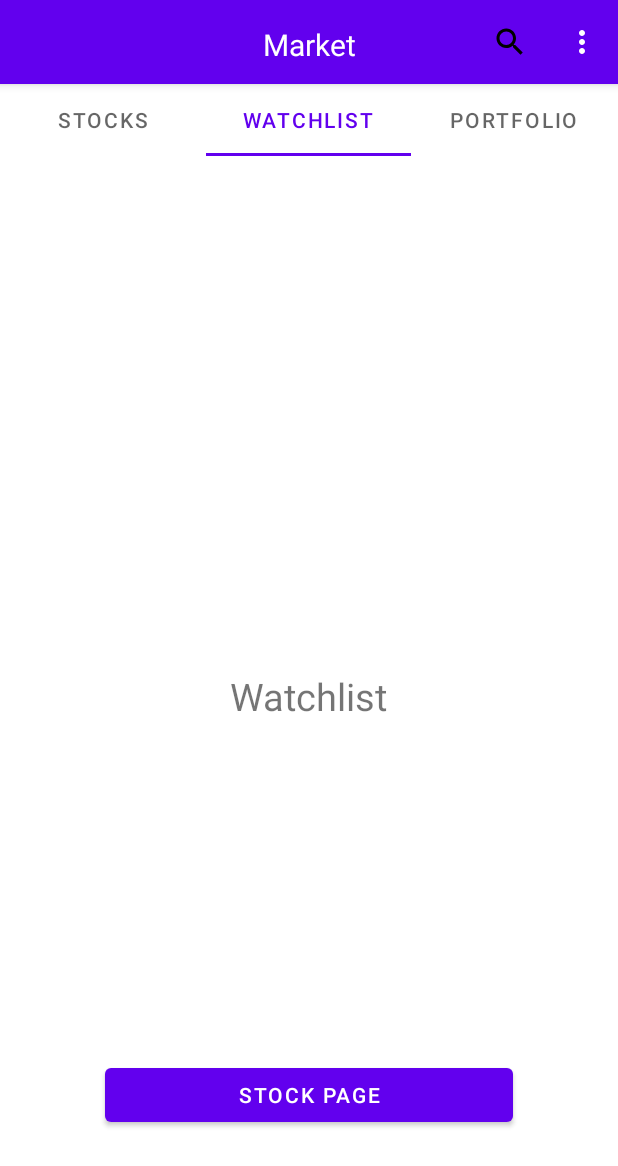
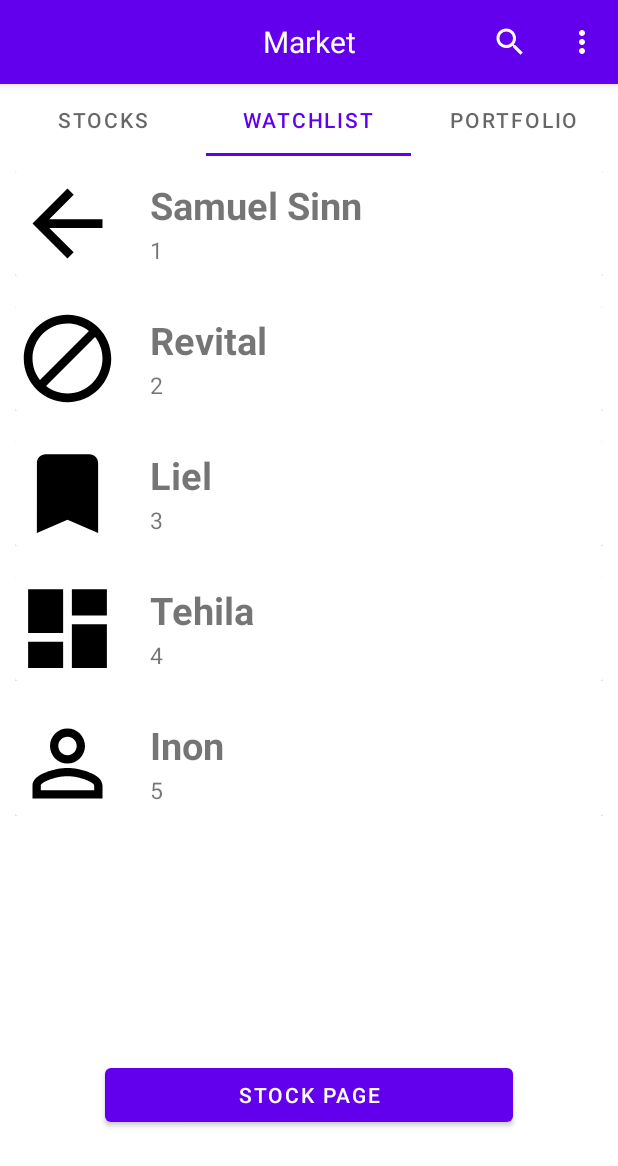
Before and after one commit to Inon-Sinn/Tradoid, an Android app: the Stock screen opened directly, with no data from a screen before it, tab 2 chosen, on a phone screen of 412 x 824 dp. Shown: the top 1166 px of the screen. Run offline under Robolectric (Android 15) with nearby library versions, the phone set to English and light mode, and no system bars.

Commit message:
Foundation: Stock Market - Search Bar finished

```diff
--- a/app/src/main/java/com/example/tradoid/Adapters/TabsAdapter.java
+++ b/app/src/main/java/com/example/tradoid/Adapters/TabsAdapter.java
@@ -20,8 +20,6 @@ public class TabsAdapter extends FragmentStateAdapter {
     @Override
     public Fragment createFragment(int position) {
         switch (position){
-            case 0:
-                return new Stock();
             case 1:
                 return new Watchlist();
             case 2:
--- a/app/src/main/java/com/example/tradoid/Data_handling/Data_Layer.java
+++ b/app/src/main/java/com/example/tradoid/Data_handling/Data_Layer.java
@@ -9,15 +9,44 @@ import com.example.tradoid.R;
 import java.util.ArrayList;
 import java.util.Collections;
 import java.util.List;
+import java.util.Locale;
 import java.util.Random;
 
 // This class implements all calls to the Database
 public class Data_Layer {
 
-    public List<example_Item> example_list = new ArrayList<>();
-    List<example_Item> shuffle;
+    // Stock Market data
+    public List<example_Item> example_list;
 
-    public Data_Layer() {
+    public Data_Layer(String fragment) {
+        example_list = new ArrayList<>();
+        data_by_frag(fragment);
+    }
+
+    public List<example_Item> get_Stocks_data(){
+        return example_list;
+    }
+
+    public List<example_Item> get_User_data(){
+        return example_list;
+    }
+
+    // changes the data by the fragment we are on
+    public void data_by_frag(String frag){
+        frag = frag.toLowerCase(Locale.ROOT);
+        if(frag.equals("stock"))
+            get_Stocks();
+        if (frag.equals("watchlist"))
+            get_Watchlist();
+        if (frag.equals("portfolio"))
+            get_Portfolio();
+        if (frag.equals("users"))
+            get_Users();
+        if (frag.equals("banned"))
+            get_Banned();
+    }
+
+    public void get_Stocks(){
         String s1[] = {"Samuel Sinn","Revital","Liel","Tehila","Inon","Ofir","Gilad","Noa","Yair","Mapel"};
         String s2[] = {"1","2","3","4","5","6","7","8","9","10"};
         int images[] = {R.drawable.ic_arrow_back, R.drawable.ic_ban, R.drawable.ic_bookmark,
@@ -26,61 +55,41 @@ public class Data_Layer {
         for (int i = 0; i < s1.length; i++) {
             example_list.add(new example_Item(s1[i],s2[i],images[i]));
         }
-        shuffle = new ArrayList<>(example_list);
     }
 
-    public List<example_Item> getData(){
-        return example_list;
+    public void get_Watchlist(){
+        String s1[] = {"Samuel Sinn","Revital","Liel","Tehila","Inon"};
+        String s2[] = {"1","2","3","4","5"};
+        int images[] = {R.drawable.ic_arrow_back, R.drawable.ic_ban, R.drawable.ic_bookmark,
+                R.drawable.ic_dashboard, R.drawable.ic_identity};
+        for (int i = 0; i < s1.length; i++) {
+            example_list.add(new example_Item(s1[i],s2[i],images[i]));
+        }
     }
 
-    public void setData(List<example_Item> newList){
-        example_list.clear();
-        example_list.addAll(newList);
-    };
+    public void get_Portfolio(){
+        String s1[] = {"Ofir","Gilad","Noa","Yair","Mapel"};
+        String s2[] = {"6","7","8","9","10"};
+        int images[] = {R.drawable.ic_kebab_menu,R.drawable.ic_menu, R.drawable.ic_portfolio,
+                R.drawable.ic_list, R.drawable.ic_logout};
+        for (int i = 0; i < s1.length; i++) {
+            example_list.add(new example_Item(s1[i],s2[i],images[i]));
+        }
+    }
 
-    public List<example_Item> shuffle(int seed){
-        Collections.shuffle(shuffle, new Random(seed));
-        return shuffle;
+    public void get_Users(){
+
+    }
+
+    public void get_Banned(){
+
     }
 
 
-}
 
 
-// needs to be implemented to be filterable
-//    @Override
-//    public Filter getFilter() {
-//        return examplFilter;
-//    }
-//
-//    // building our own filter, works in the background so the app wont freeze
-//    private Filter examplFilter = new Filter() {
-//        @Override
-//        protected FilterResults performFiltering(CharSequence constraint) {
-//            List<example_Item> filteredList = new ArrayList<>();
-//
-//            // if there was the search length was 0 or null(no search) just return everything
-//            if (constraint == null || constraint.length() == 0){
-//                filteredList.addAll(example_list_full);
-//            }
-//            else{
-//                String filterPattern = constraint.toString().toLowerCase().trim();
-//                for (example_Item item: example_list_full) {
-//                    if (item.getData1().toLowerCase().contains(filterPattern)){
-//                        filteredList.add(item);
-//                    }
-//                }
-//            }
-//            FilterResults results = new FilterResults();
-//            results.values = filteredList;
-//
-//            return results;
-//        }
-//
-//        @Override
-//        protected void publishResults(CharSequence constraint, FilterResults results) {
-//            example_list.clear();
-//            example_list.addAll((List) results.values);
-//            notifyDataSetChanged();
-//        }
-//    };
+    /*
+    We will make that instead of example item we will have 2 classes stock and user
+    Data layer will have all stocks and users
+     */
+}
--- a/app/src/main/java/com/example/tradoid/Data_handling/stock_market_view_model.java
+++ b/app/src/main/java/com/example/tradoid/Data_handling/stock_market_view_model.java
@@ -12,28 +12,32 @@ import com.example.tradoid.fragments.Stock;
 
 import java.util.ArrayList;
 import java.util.List;
+import java.util.Locale;
 
 public class stock_market_view_model extends ViewModel implements Filterable {
 
-    public Data_Layer data = new Data_Layer();
-    public List<example_Item> data_list = data.getData();
-    public MutableLiveData<List<example_Item>> searchResults = new MutableLiveData<List<example_Item>>(data_list);
-    public List<example_Item> example_list_full = new ArrayList<>(data_list);
-    public int seed = 1;
+    /*
+    This View Model was changed to be more general, as i understood that each
+    fragment creates a new View Model
+     */
+
+    Data_Layer data;
+    List<example_Item> data_list;
+    List<example_Item> example_list_full;
+
+    public void setFragment(String fragment) {
+        this.data = new Data_Layer(fragment);
+        this.data_list = data.get_Stocks_data();
+        this.example_list_full = new ArrayList<>(data_list);
+    }
 
     public List<example_Item> newData(){
-//        List<example_Item> shuf = data.filter();
-        return searchResults.getValue();
+        return data_list;
     }
 
     public void filterData(String query){
         //filter outside of RecycleView Adapter through data_list
         getFilter().filter(query);
-        searchResults.setValue(data.getData());
-    }
-
-    public LiveData<List<example_Item>> getSearchResults(){
-        return searchResults;
     }
 
     @Override
--- a/app/src/main/java/com/example/tradoid/fragments/Portfolio.java
+++ b/app/src/main/java/com/example/tradoid/fragments/Portfolio.java
@@ -3,20 +3,50 @@ package com.example.tradoid.fragments;
 import android.os.Bundle;
 
 import androidx.fragment.app.Fragment;
+import androidx.lifecycle.ViewModelProvider;
+import androidx.recyclerview.widget.LinearLayoutManager;
+import androidx.recyclerview.widget.RecyclerView;
 
 import android.view.LayoutInflater;
 import android.view.View;
 import android.view.ViewGroup;
 
+import com.example.tradoid.Adapters.RecycleView_Adapter;
+import com.example.tradoid.Data_handling.stock_market_view_model;
 import com.example.tradoid.R;
 
 // A Fragment of the Portfolio tab in the Stock Market Activity
 public class Portfolio extends Fragment {
 
+    RecyclerView recyclerView;
+    stock_market_view_model view_model;
+    RecycleView_Adapter adapter;
+
     @Override
     public View onCreateView(LayoutInflater inflater, ViewGroup container,
                              Bundle savedInstanceState) {
+
         // Inflate the layout for this fragment
-        return inflater.inflate(R.layout.fragment_portfolio, container, false);
+        View view = inflater.inflate(R.layout.fragment_portfolio, container, false);
+
+        // Connect to View Model
+        view_model = new ViewModelProvider(this).get(stock_market_view_model.class);
+        view_model.setFragment("portfolio");
+
+        // Creating the Recycle View - the list
+        recyclerView = view.findViewById(R.id.recyclerView_portfolio);
+        recyclerView.setLayoutManager(new LinearLayoutManager(this.getContext()));
+
+        // Calling the Adapter
+        adapter = new RecycleView_Adapter(getActivity(),view_model.newData());
+        recyclerView.setAdapter(adapter);
+
+        return view;
+    }
+
+    // Update the Adapter after each search
+    public void UpdateAdapter(String newText){
+        view_model.filterData(newText);
+        adapter.updateList(view_model.newData());
     }
 }
--- a/app/src/main/java/com/example/tradoid/fragments/Stock.java
+++ b/app/src/main/java/com/example/tradoid/fragments/Stock.java
@@ -1,12 +1,8 @@
 package com.example.tradoid.fragments;
 
-import android.content.Context;
 import android.os.Bundle;
 
-import androidx.annotation.NonNull;
-import androidx.annotation.Nullable;
 import androidx.fragment.app.Fragment;
-import androidx.lifecycle.Observer;
 import androidx.lifecycle.ViewModelProvider;
 import androidx.recyclerview.widget.LinearLayoutManager;
 import androidx.recyclerview.widget.RecyclerView;
@@ -14,14 +10,10 @@ import androidx.recyclerview.widget.RecyclerView;
 import android.view.LayoutInflater;
 import android.view.View;
 import android.view.ViewGroup;
-import android.widget.SearchView;
-import android.widget.Toast;
-import android.widget.Toolbar;
 
 import com.example.tradoid.Adapters.RecycleView_Adapter;
 import com.example.tradoid.Data_handling.stock_market_view_model;
 import com.example.tradoid.R;
-//import com.example.tradoid.StockMarket_ViewModel;
 
 // A Fragment of the Stock tab in the Stock Market Activity
 public class Stock extends Fragment{
@@ -39,6 +31,7 @@ public class Stock extends Fragment{
 
         // Connect to View Model
         view_model = new ViewModelProvider(this).get(stock_market_view_model.class);
+        view_model.setFragment("stock");
 
         // Creating the Recycle View - the list
         recyclerView = view.findViewById(R.id.recyclerView_stock);
@@ -51,20 +44,9 @@ public class Stock extends Fragment{
         return view;
     }
 
-    @Override
-    public void onViewCreated(@NonNull View view, @Nullable Bundle savedInstanceState) {
-        super.onViewCreated(view, savedInstanceState);
-
-        Toast.makeText(getActivity(),"OnViewCreated",Toast.LENGTH_SHORT).show();
-        view_model.getSearchResults().observe(getViewLifecycleOwner(),searchResults ->{
-            adapter.updateList(searchResults);
-        });
-    }
-
+    // Update the Adapter after each search
     public void UpdateAdapter(String newText){
         view_model.filterData(newText);
-        view_model.getSearchResults().observe(getViewLifecycleOwner(),searchResults ->{
-            adapter.updateList(searchResults);
-        });
+        adapter.updateList(view_model.newData());
     }
 }
--- a/app/src/main/java/com/example/tradoid/fragments/Watchlist.java
+++ b/app/src/main/java/com/example/tradoid/fragments/Watchlist.java
@@ -3,20 +3,50 @@ package com.example.tradoid.fragments;
 import android.os.Bundle;
 
 import androidx.fragment.app.Fragment;
+import androidx.lifecycle.ViewModelProvider;
+import androidx.recyclerview.widget.LinearLayoutManager;
+import androidx.recyclerview.widget.RecyclerView;
 
 import android.view.LayoutInflater;
 import android.view.View;
 import android.view.ViewGroup;
 
+import com.example.tradoid.Adapters.RecycleView_Adapter;
+import com.example.tradoid.Data_handling.stock_market_view_model;
 import com.example.tradoid.R;
 
 // A Fragment of the Watchlist tab in the Stock Market Activity
 public class Watchlist extends Fragment {
 
+    RecyclerView recyclerView;
+    stock_market_view_model view_model;
+    RecycleView_Adapter adapter;
+
     @Override
     public View onCreateView(LayoutInflater inflater, ViewGroup container,
                              Bundle savedInstanceState) {
+
         // Inflate the layout for this fragment
-        return inflater.inflate(R.layout.fragment_watchlist, container, false);
+        View view = inflater.inflate(R.layout.fragment_watchlist, container, false);
+
+        // Connect to View Model
+        view_model = new ViewModelProvider(this).get(stock_market_view_model.class);
+        view_model.setFragment("watchlist");
+
+        // Creating the Recycle View - the list
+        recyclerView = view.findViewById(R.id.recyclerView_watchlist);
+        recyclerView.setLayoutManager(new LinearLayoutManager(this.getContext()));
+
+        // Calling the Adapter
+        adapter = new RecycleView_Adapter(getActivity(),view_model.newData());
+        recyclerView.setAdapter(adapter);
+
+        return view;
+    }
+
+    // Update the Adapter after each search
+    public void UpdateAdapter(String newText){
+        view_model.filterData(newText);
+        adapter.updateList(view_model.newData());
     }
 }
--- /dev/null
+++ b/app/src/main/res/drawable/ic_white_search.xml
@@ -0,0 +1,5 @@
+<vector android:height="24dp" android:tint="#FFFFFF"
+    android:viewportHeight="24" android:viewportWidth="24"
+    android:width="24dp" xmlns:android="http://schemas.android.com/apk/res/android">
+    <path android:fillColor="@android:color/white" android:pathData="M15.5,14h-0.79l-0.28,-0.27C15.41,12.59 16,11.11 16,9.5 16,5.91 13.09,3 9.5,3S3,5.91 3,9.5 5.91,16 9.5,16c1.61,0 3.09,-0.59 4.23,-1.57l0.27,0.28v0.79l5,4.99L20.49,19l-4.99,-5zM9.5,14C7.01,14 5,11.99 5,9.5S7.01,5 9.5,5 14,7.01 14,9.5 11.99,14 9.5,14z"/>
+</vector>
--- a/app/src/main/res/layout/activity_stock_market.xml
+++ b/app/src/main/res/layout/activity_stock_market.xml
@@ -28,21 +28,36 @@
                 app:layout_constraintEnd_toEndOf="parent"
                 app:layout_constraintStart_toStartOf="parent"
                 app:layout_constraintTop_toTopOf="parent"
+                app:titleTextColor="@color/white"
                 app:title=" "
-                app:titleTextColor="@color/white" />
+                app:theme="@style/AppTheme.Toolbar">
+
 
                 <TextView
-                android:id="@+id/tv_stock_market"
                     android:layout_width="wrap_content"
                     android:layout_height="wrap_content"
                     android:text="Market"
                     android:textColor="@color/white"
                     android:textSize="20sp"
-                app:layout_constraintBottom_toBottomOf="parent"
-                app:layout_constraintEnd_toEndOf="parent"
-                app:layout_constraintStart_toStartOf="parent"
-                app:layout_constraintTop_toTopOf="parent"
-                app:layout_constraintVertical_bias="0.551" />
+                    android:layout_gravity="center"
+                    android:id="@+id/toolbar_title" />
+
+
+            </androidx.appcompat.widget.Toolbar>
+
+<!--            <TextView-->
+<!--                android:id="@+id/tv_stock_market"-->
+<!--                android:layout_width="wrap_content"-->
+<!--                android:layout_height="wrap_content"-->
+<!--                android:text="Market"-->
+<!--                android:textColor="@color/white"-->
+<!--                android:textSize="20sp"-->
+<!--                app:layout_constraintBottom_toBottomOf="parent"-->
+<!--                app:layout_constraintEnd_toEndOf="parent"-->
+<!--                app:layout_constraintStart_toStartOf="parent"-->
+<!--                app:layout_constraintTop_toTopOf="parent"-->
+<!--                app:layout_constraintVertical_bias="0.551"-->
+<!--                app:showAsAction="ifRoom|collapseActionView"/>-->
 
         </androidx.constraintlayout.widget.ConstraintLayout>
 
--- a/app/src/main/res/layout/fragment_stock.xml
+++ b/app/src/main/res/layout/fragment_stock.xml
@@ -9,5 +9,9 @@
     <androidx.recyclerview.widget.RecyclerView
         android:id="@+id/recyclerView_stock"
         android:layout_width="match_parent"
-        android:layout_height="match_parent" />
+        android:layout_height="match_parent"
+        app:layout_constraintBottom_toBottomOf="parent"
+        app:layout_constraintEnd_toEndOf="parent"
+        app:layout_constraintStart_toStartOf="parent"
+        app:layout_constraintTop_toTopOf="parent" />
 </androidx.constraintlayout.widget.ConstraintLayout>
--- a/app/src/main/res/layout/fragment_watchlist.xml
+++ b/app/src/main/res/layout/fragment_watchlist.xml
@@ -6,12 +6,11 @@
     android:layout_height="match_parent"
     tools:context=".fragments.Watchlist">
 
-    <TextView
-        android:id="@+id/textView5"
-        android:textSize="25sp"
-        android:layout_width="wrap_content"
-        android:layout_height="wrap_content"
-        android:text="Watchlist"
+
+    <androidx.recyclerview.widget.RecyclerView
+        android:id="@+id/recyclerView_watchlist"
+        android:layout_width="match_parent"
+        android:layout_height="match_parent"
         app:layout_constraintBottom_toBottomOf="parent"
         app:layout_constraintEnd_toEndOf="parent"
         app:layout_constraintStart_toStartOf="parent"
--- a/app/src/main/res/menu/user_menu.xml
+++ b/app/src/main/res/menu/user_menu.xml
@@ -2,10 +2,11 @@
 <menu xmlns:android="http://schemas.android.com/apk/res/android"
     xmlns:app="http://schemas.android.com/apk/res-auto">
 
+
     <item
         android:id="@+id/menu_user_search"
         app:showAsAction="ifRoom|collapseActionView"
-        android:icon="@drawable/ic_search"
+        android:icon="@drawable/ic_white_search"
         android:iconTint="@color/white"
         android:title="Search"
         app:actionViewClass="android.widget.SearchView" />
--- a/app/src/main/res/values/themes.xml
+++ b/app/src/main/res/values/themes.xml
@@ -14,6 +14,16 @@
         <!-- Customize your theme here. -->
     </style>
 
+    <style name="AppTheme.Toolbar" parent="Theme.Tradoid">
+        <!--This line changes the color of text in Toolbar-->
+        <item name="android:textColorPrimary">@color/black</item>
+        <!--This line changes the color of icons in toolbar (back, overflow menu icons)-->
+        <item name="android:textColorSecondary">@color/white</item>
+        <!--This line changes the color of the input of the search View-->
+        <item name="android:editTextColor">@android:color/white</item>
+    </style>
+
+
     <style name="Theme.Tradoid.NoActionBar">
         <item name="windowActionBar">false</item>
         <item name="windowNoTitle">true</item>
```
Also changed, not shown: app/src/main/java/com/example/tradoid/Stock_Market.java (+15 -19 lines), app/src/main/res/layout/fragment_portfolio.xml (+4 -6 lines). Lines whose indentation alone changed are shown as unchanged.
